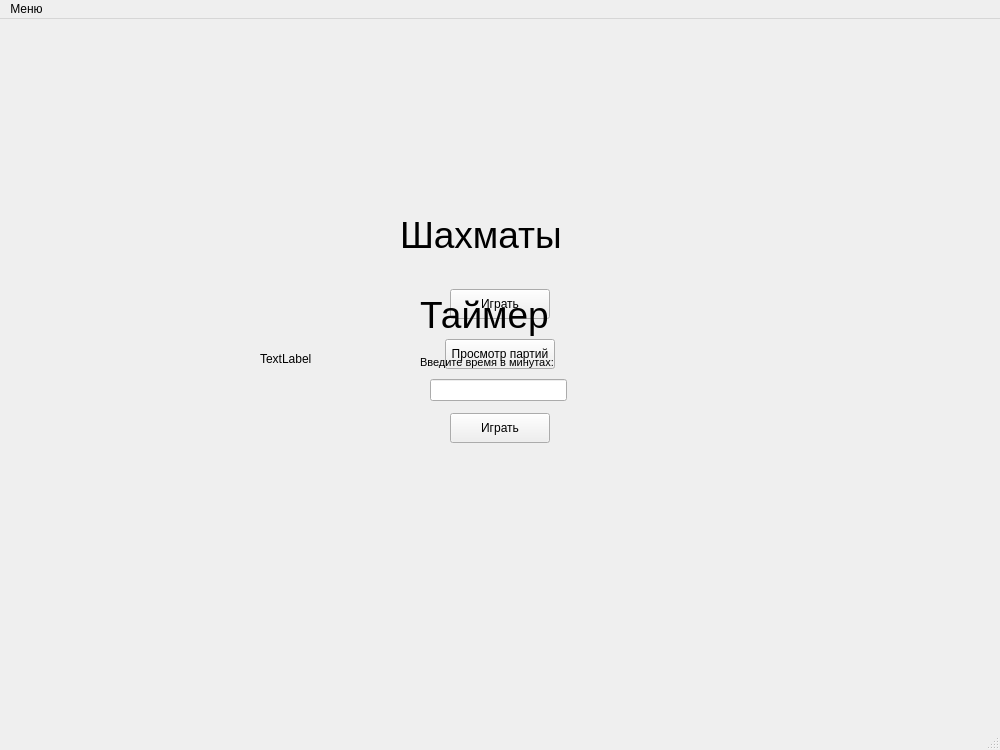
tiunov2008/Project_Yandex, file chess.ui: the form before one commit.
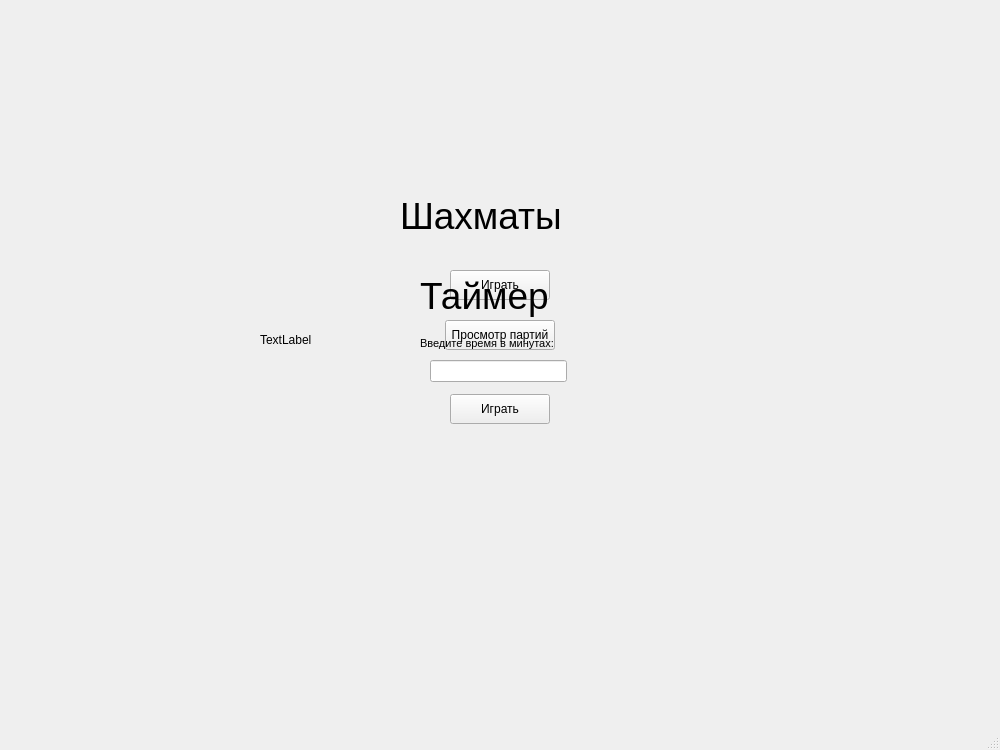
The form after the commit.

Commit message: added working chess board and logic for pawns and knights

```diff
--- a/chess.ui
+++ b/chess.ui
@@ -180,30 +180,10 @@
        <height>481</height>
       </rect>
      </property>
-     <layout class="QGridLayout" name="chessGrid" rowstretch="0" columnstretch="0" rowminimumheight="0" columnminimumwidth="0">
-      <property name="spacing">
-       <number>0</number>
-      </property>
-     </layout>
+     <layout class="QGridLayout" name="chessGrid"/>
     </widget>
    </widget>
   </widget>
-  <widget class="QMenuBar" name="menubar">
-   <property name="geometry">
-    <rect>
-     <x>0</x>
-     <y>0</y>
-     <width>1000</width>
-     <height>21</height>
-    </rect>
-   </property>
-   <widget class="QMenu" name="menu">
-    <property name="title">
-     <string>Меню</string>
-    </property>
-   </widget>
-   <addaction name="menu"/>
-  </widget>
   <widget class="QStatusBar" name="statusbar"/>
  </widget>
  <resources/>
```
The commit also changes 15 other files.
